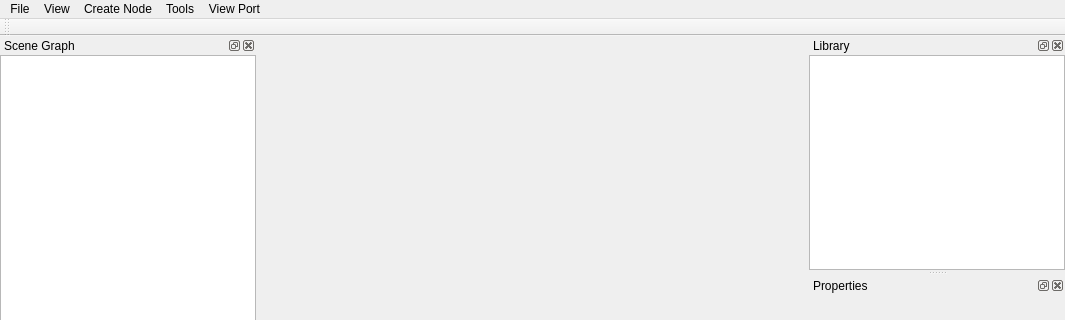
Qt form Tools/ResourceEditor/mainwindow.ui (xaoctech/dava.engine) before a commit; both pictures show x 0 to 1065 and y 0 to 320 of the 1065 by 660 pixel window.
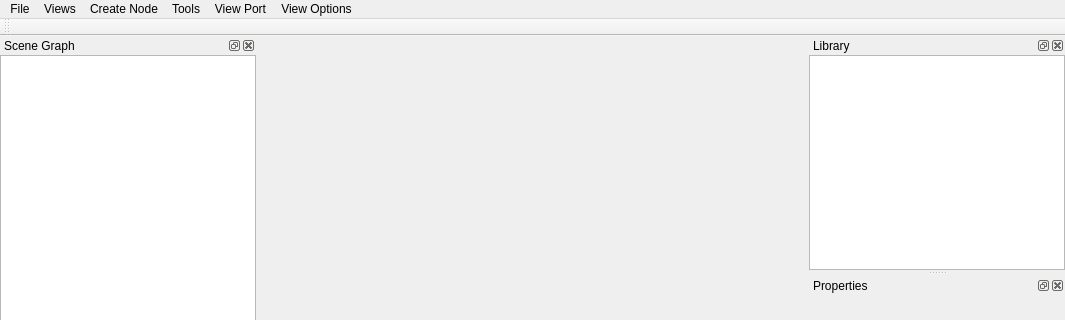
The same form after that commit. Icons and pictures are not drawn. Custom widgets are drawn as their Qt base class.

```diff
--- a/Tools/ResourceEditor/mainwindow.ui
+++ b/Tools/ResourceEditor/mainwindow.ui
@@ -253,7 +253,7 @@
      <x>0</x>
      <y>0</y>
      <width>1065</width>
-     <height>21</height>
+     <height>22</height>
     </rect>
    </property>
    <widget class="QMenu" name="menuFile">
@@ -323,18 +323,32 @@
    </widget>
    <widget class="QMenu" name="menuView">
     <property name="title">
-     <string>View</string>
+     <string>Views</string>
     </property>
     <addaction name="separator"/>
     <addaction name="actionRestoreViews"/>
     <addaction name="separator"/>
     <addaction name="actionSceneInfo"/>
    </widget>
+   <widget class="QMenu" name="menuViewOptions">
+    <property name="title">
+     <string>View Options</string>
+    </property>
+    <widget class="QMenu" name="menuLandscape">
+     <property name="title">
+      <string>Landscape</string>
+     </property>
+     <addaction name="actionShowNotPassableLandscape"/>
+     <addaction name="actionShowGrid"/>
+    </widget>
+    <addaction name="menuLandscape"/>
+   </widget>
    <addaction name="menuFile"/>
    <addaction name="menuView"/>
    <addaction name="menuCreateNode"/>
    <addaction name="menuTools"/>
    <addaction name="menuViewPort"/>
+   <addaction name="menuViewOptions"/>
   </widget>
   <action name="actionNewScene">
    <property name="icon">
```
Left out of the diff: 22 changed lines with no effect on the pictures.
